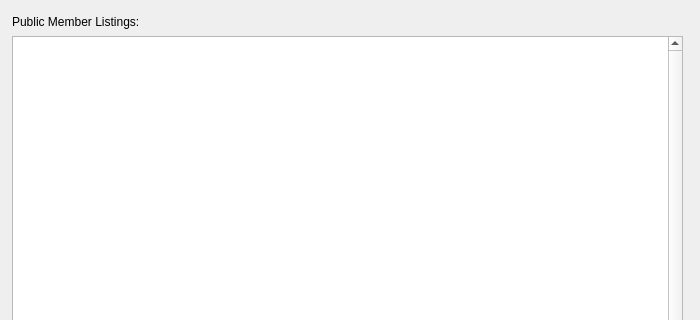
First picture: the form in src/view/ViewPhone.ui, repository RachelSugar/cooper, before the edit; both pictures show x 0 to 700 and y 0 to 320 of the 700 by 728 pixel window.
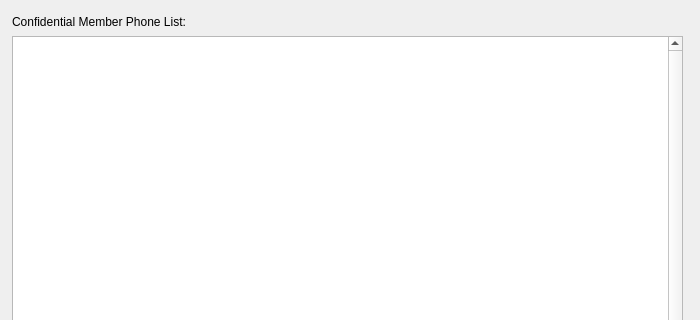
Second picture: the form after the edit.

Commit message: This is the updated PhoneView, done mostly.

What changed in the file:
```diff
--- a/src/view/ViewPhone.ui
+++ b/src/view/ViewPhone.ui
@@ -69,7 +69,7 @@
     </rect>
    </property>
    <property name="text" >
-    <string>Public Member Listings:</string>
+    <string>Confidential Member Phone List:</string>
    </property>
   </widget>
   <widget class="QTableView" name="view" >
```
The commit also changes 2 other files.
